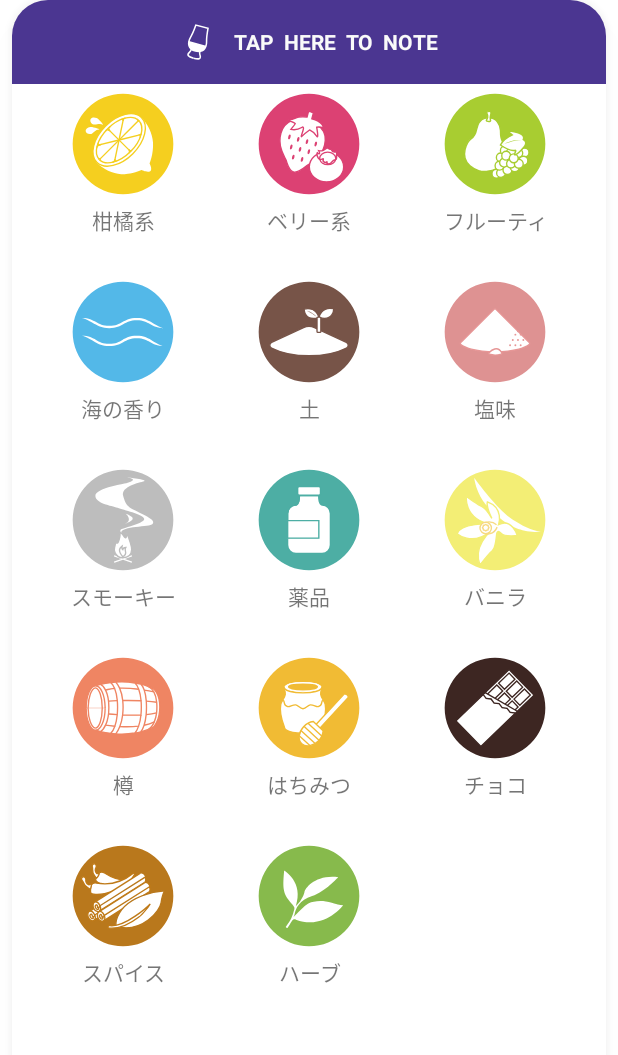
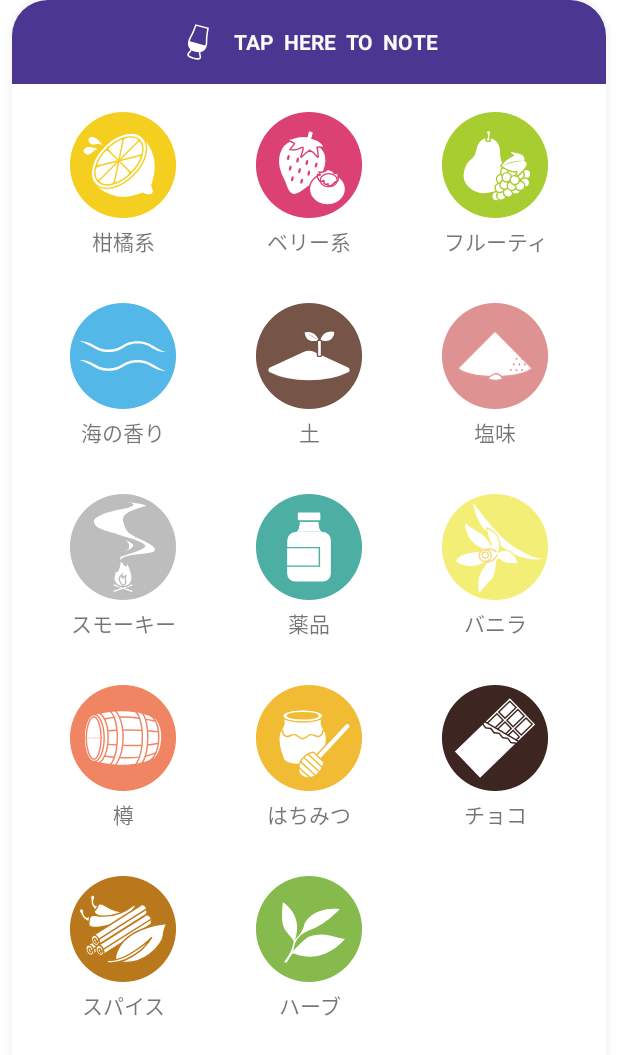
Before and after one commit to aosa4054/Whiskeynote, an Android app: the layout fragment_edit_whiskey.xml on its own in the app's theme, with its tools: preview values and no code run, on a phone screen of 412 x 824 dp. Shown: the top 1055 px of the screen. Run offline under Robolectric (Android 15) with nearby library versions, the phone set to English and light mode, and no system bars.

Commit message:
EditWhiskey画面のtastingNoteのアイコンの設定

```diff
--- /dev/null
+++ b/app/src/main/res/drawable/circle_longtapped.xml
@@ -0,0 +1,8 @@
+<?xml version="1.0" encoding="utf-8"?>
+<selector xmlns:android="http://schemas.android.com/apk/res/android">
+    <item>
+        <shape android:shape="oval">
+            <solid android:color="@color/colorAccentLight"/>
+        </shape>
+    </item>
+</selector>
--- /dev/null
+++ b/app/src/main/res/drawable/circle_tapped.xml
@@ -0,0 +1,8 @@
+<?xml version="1.0" encoding="utf-8"?>
+<selector xmlns:android="http://schemas.android.com/apk/res/android">
+    <item>
+        <shape android:shape="oval">
+            <solid android:color="@color/colorPrimaryDark"/>
+        </shape>
+    </item>
+</selector>
--- a/app/src/main/res/layout/fragment_edit_whiskey.xml
+++ b/app/src/main/res/layout/fragment_edit_whiskey.xml
@@ -883,6 +883,7 @@
                         android:layout_width="match_parent"
                         android:layout_height="wrap_content"
                         android:baselineAligned="false"
+                        android:layout_marginTop="12dp"
                         android:orientation="horizontal">
 
                         <androidx.constraintlayout.widget.ConstraintLayout
@@ -893,8 +894,8 @@
                             <androidx.appcompat.widget.AppCompatImageView
                                 android:id="@+id/citrus"
                                 style="@style/list_circle_icon"
-                                android:background="@color/colorPrimaryLight"
-                                android:padding="3dp"
+                                android:padding="1dp"
+                                android:layout_margin="2dp"
                                 android:src="@drawable/ic_citrus"
                                 app:layout_constraintEnd_toEndOf="parent"
                                 app:layout_constraintStart_toStartOf="parent"
@@ -919,8 +920,8 @@
                             <androidx.appcompat.widget.AppCompatImageView
                                 android:id="@+id/berry"
                                 style="@style/list_circle_icon"
-                                android:background="@color/colorPrimaryLight"
-                                android:padding="3dp"
+                                android:padding="1dp"
+                                android:layout_margin="2dp"
                                 android:src="@drawable/ic_berry"
                                 app:layout_constraintEnd_toEndOf="parent"
                                 app:layout_constraintStart_toStartOf="parent"
@@ -945,8 +946,8 @@
                             <androidx.appcompat.widget.AppCompatImageView
                                 android:id="@+id/fruity"
                                 style="@style/list_circle_icon"
-                                android:background="@color/colorPrimaryLight"
-                                android:padding="3dp"
+                                android:padding="1dp"
+                                android:layout_margin="2dp"
                                 android:src="@drawable/ic_fruity"
                                 app:layout_constraintEnd_toEndOf="parent"
                                 app:layout_constraintStart_toStartOf="parent"
@@ -979,8 +980,8 @@
                             <androidx.appcompat.widget.AppCompatImageView
                                 android:id="@+id/sea"
                                 style="@style/list_circle_icon"
-                                android:background="@color/colorPrimaryLight"
-                                android:padding="3dp"
+                                android:padding="1dp"
+                                android:layout_margin="2dp"
                                 android:src="@drawable/ic_sea"
                                 app:layout_constraintEnd_toEndOf="parent"
                                 app:layout_constraintStart_toStartOf="parent"
@@ -1005,8 +1006,8 @@
                             <androidx.appcompat.widget.AppCompatImageView
                                 android:id="@+id/soil"
                                 style="@style/list_circle_icon"
-                                android:background="@color/colorPrimaryLight"
-                                android:padding="3dp"
+                                android:padding="1dp"
+                                android:layout_margin="2dp"
                                 android:src="@drawable/ic_soil"
                                 app:layout_constraintEnd_toEndOf="parent"
                                 app:layout_constraintStart_toStartOf="parent"
@@ -1031,8 +1032,8 @@
                             <androidx.appcompat.widget.AppCompatImageView
                                 android:id="@+id/salt"
                                 style="@style/list_circle_icon"
-                                android:background="@color/colorPrimaryLight"
-                                android:padding="3dp"
+                                android:padding="1dp"
+                                android:layout_margin="2dp"
                                 android:src="@drawable/ic_salt"
                                 app:layout_constraintEnd_toEndOf="parent"
                                 app:layout_constraintStart_toStartOf="parent"
@@ -1065,8 +1066,8 @@
                             <androidx.appcompat.widget.AppCompatImageView
                                 android:id="@+id/smokey"
                                 style="@style/list_circle_icon"
-                                android:background="@color/colorPrimaryLight"
-                                android:padding="3dp"
+                                android:padding="1dp"
+                                android:layout_margin="2dp"
                                 android:src="@drawable/ic_smokey"
                                 app:layout_constraintEnd_toEndOf="parent"
                                 app:layout_constraintStart_toStartOf="parent"
@@ -1091,8 +1092,8 @@
                             <androidx.appcompat.widget.AppCompatImageView
                                 android:id="@+id/chemical"
                                 style="@style/list_circle_icon"
-                                android:background="@color/colorPrimaryLight"
-                                android:padding="3dp"
+                                android:padding="1dp"
+                                android:layout_margin="2dp"
                                 android:src="@drawable/ic_chemical"
                                 app:layout_constraintEnd_toEndOf="parent"
                                 app:layout_constraintStart_toStartOf="parent"
@@ -1117,8 +1118,8 @@
                             <androidx.appcompat.widget.AppCompatImageView
                                 android:id="@+id/vanilla"
                                 style="@style/list_circle_icon"
-                                android:background="@color/colorPrimaryLight"
-                                android:padding="3dp"
+                                android:padding="1dp"
+                                android:layout_margin="2dp"
                                 android:src="@drawable/ic_vanilla"
                                 app:layout_constraintEnd_toEndOf="parent"
                                 app:layout_constraintStart_toStartOf="parent"
@@ -1151,8 +1152,8 @@
                             <androidx.appcompat.widget.AppCompatImageView
                                 android:id="@+id/barrel"
                                 style="@style/list_circle_icon"
-                                android:background="@color/colorPrimaryLight"
-                                android:padding="3dp"
+                                android:padding="1dp"
+                                android:layout_margin="2dp"
                                 android:src="@drawable/ic_barrel"
                                 app:layout_constraintEnd_toEndOf="parent"
                                 app:layout_constraintStart_toStartOf="parent"
@@ -1177,8 +1178,8 @@
                             <androidx.appcompat.widget.AppCompatImageView
                                 android:id="@+id/honey"
                                 style="@style/list_circle_icon"
-                                android:background="@color/colorPrimaryLight"
-                                android:padding="3dp"
+                                android:padding="1dp"
+                                android:layout_margin="2dp"
                                 android:src="@drawable/ic_honey"
                                 app:layout_constraintEnd_toEndOf="parent"
                                 app:layout_constraintStart_toStartOf="parent"
@@ -1203,8 +1204,8 @@
                             <androidx.appcompat.widget.AppCompatImageView
                                 android:id="@+id/chocolate"
                                 style="@style/list_circle_icon"
-                                android:background="@color/colorPrimaryLight"
-                                android:padding="3dp"
+                                android:padding="1dp"
+                                android:layout_margin="2dp"
                                 android:src="@drawable/ic_chocolate"
                                 app:layout_constraintEnd_toEndOf="parent"
                                 app:layout_constraintStart_toStartOf="parent"
@@ -1223,6 +1224,7 @@
                     </LinearLayout>
 
                     <LinearLayout
+                        android:layout_marginBottom="12dp"
                         android:layout_width="match_parent"
                         android:layout_height="wrap_content"
                         android:layout_marginTop="24dp"
@@ -1238,7 +1240,8 @@
                                 android:id="@+id/spices"
                                 style="@style/list_circle_icon"
                                 android:background="@color/colorPrimaryLight"
-                                android:padding="3dp"
+                                android:padding="1dp"
+                                android:layout_margin="2dp"
                                 android:src="@drawable/ic_spices"
                                 app:layout_constraintEnd_toEndOf="parent"
                                 app:layout_constraintStart_toStartOf="parent"
@@ -1263,8 +1266,8 @@
                             <androidx.appcompat.widget.AppCompatImageView
                                 android:id="@+id/herbs"
                                 style="@style/list_circle_icon"
-                                android:background="@color/colorPrimaryLight"
-                                android:padding="3dp"
+                                android:padding="1dp"
+                                android:layout_margin="2dp"
                                 android:src="@drawable/ic_herbs"
                                 app:layout_constraintEnd_toEndOf="parent"
                                 app:layout_constraintStart_toStartOf="parent"
```
